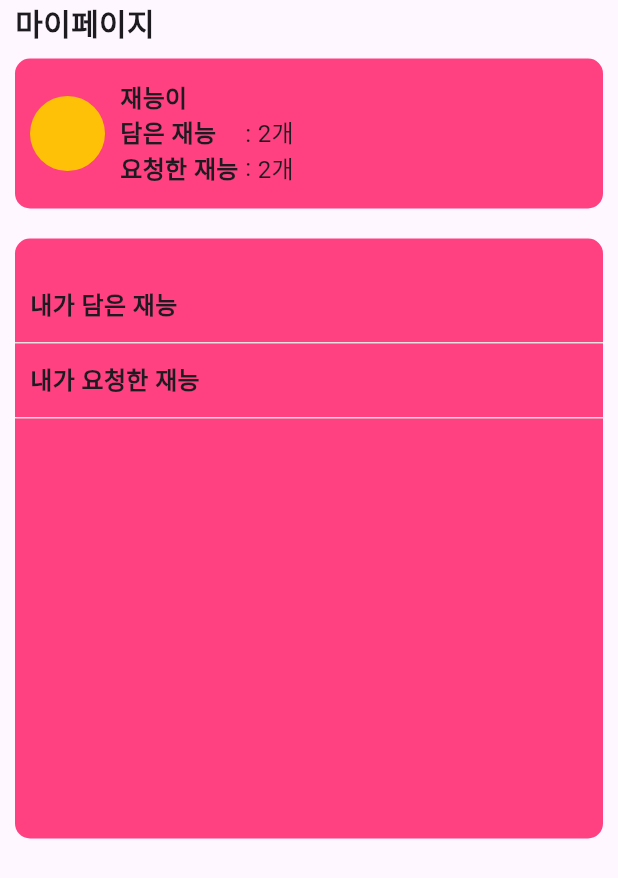
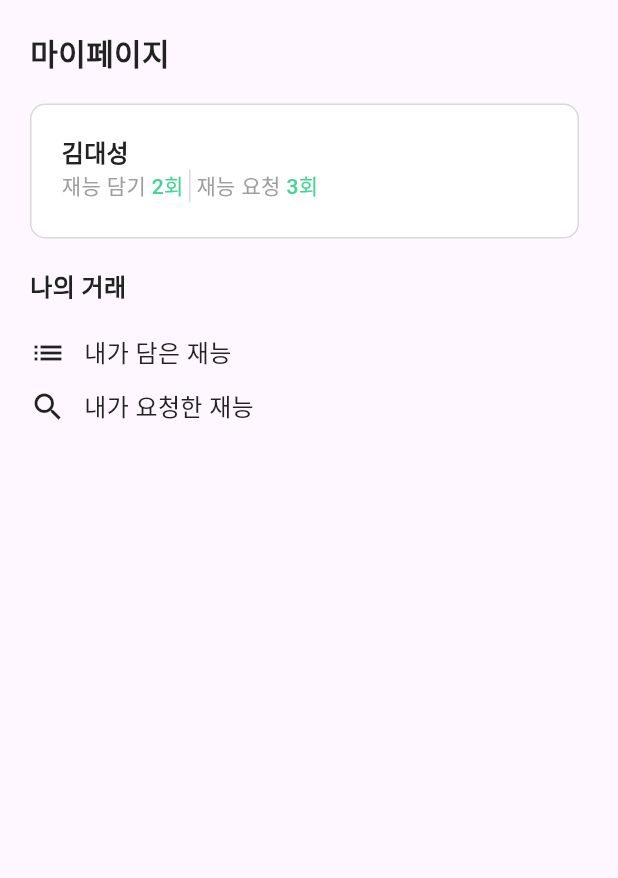
Before and after one commit to hyewonShin/help-me, a Flutter app: the MypageScreen screen opened directly, on a phone screen of 412 x 824 dp. Shown: the top 878 px of the screen. Run offline on Flutter 3.47's test engine with Material 3 defaults, Android fonts, the phone set to English and light mode, and no system bars; Roboto replaces fonts that are missing (Pretendard).

Commit message:
feat: figma 버젼 UI 적용

```diff
--- a/lib/screens/mypage/mypage_screen.dart
+++ b/lib/screens/mypage/mypage_screen.dart
@@ -1,153 +1,150 @@
 import 'package:flutter/material.dart';
 import 'package:help_me/screens/mypage/mypage_ask_list.dart';
 import 'package:help_me/screens/mypage/mypage_give_list.dart';
+import 'dart:convert';
 
 class MypageScreen extends StatelessWidget {
   const MypageScreen({super.key});
 
   @override
   Widget build(BuildContext context) {
-    return Column(
+    return Scaffold(
+        body: Padding(
+      padding: const EdgeInsets.all(20.0),
+      child: Column(
+        crossAxisAlignment: CrossAxisAlignment.start,
         children: [
-        Align(
-          alignment: Alignment.centerLeft,
-          child: Padding(
-            padding: const EdgeInsets.only(left: 10),
-            child: Text('마이페이지',
-                style: TextStyle(fontSize: 20, fontWeight: FontWeight.bold)),
+          Text('마이페이지',
+              style: TextStyle(
+                color: Color(0xFF222222),
+                fontSize: 20,
+                fontWeight: FontWeight.w700,
+              )),
+          SizedBox(
+            height: 20,
+          ),
+          Container(
+            width: 366,
+            height: 90,
+            decoration: ShapeDecoration(
+              color: Colors.white,
+              shape: RoundedRectangleBorder(
+                side: BorderSide(width: 1, color: Color(0xFFD9D9D9)),
+                borderRadius: BorderRadius.circular(10),
               ),
             ),
-        Padding(
-          padding: const EdgeInsets.all(10.0),
-          child: Container(
-            height: 100,
-            decoration: BoxDecoration(
-                color: Colors.pinkAccent,
-                borderRadius: BorderRadius.circular(10)),
-            child: Row(
-              children: [
-                Padding(
-                  padding: const EdgeInsets.all(10.0),
-                  child: Container(
-                    height: 50,
-                    width: 50,
-                    decoration: BoxDecoration(
-                        color: Colors.amber,
-                        borderRadius: BorderRadius.circular(25)),
-                  ),
-                ),
-                Column(
-                  mainAxisAlignment: MainAxisAlignment.center,
+            child: Padding(
+              padding: const EdgeInsets.all(20.0),
+              child: Column(
                 crossAxisAlignment: CrossAxisAlignment.start,
                 children: [
-                    Text(
-                      '재능이',
-                      style:
-                          TextStyle(fontSize: 16, fontWeight: FontWeight.bold),
-                    ),
+                  Text('김대성',
+                      style: TextStyle(
+                        color: Color(0xFF222222),
+                        fontSize: 16,
+                        fontFamily: 'Pretendard',
+                        fontWeight: FontWeight.w700,
+                      )),
                   Row(
                     children: [
-                        const Column(
-                          crossAxisAlignment: CrossAxisAlignment.start,
-                          children: [
-                            Text('담은 재능',
+                      Text('재능 담기',
                           style: TextStyle(
-                                    fontSize: 16, fontWeight: FontWeight.bold)),
-                            Text('요청한 재능',
+                            color: Color(0xFF9E9E9E),
+                            fontSize: 14,
+                            fontWeight: FontWeight.w500,
+                          )),
+                      Text(' 2회 ',
                           style: TextStyle(
-                                    fontSize: 16, fontWeight: FontWeight.bold))
-                          ],
-                        ),
-                        const Column(
-                          crossAxisAlignment: CrossAxisAlignment.start,
-                          children: [
-                            Text(' : ',
+                            color: Color(0xFF44D596),
+                            fontSize: 14,
+                            fontWeight: FontWeight.w500,
+                          )),
+                      Container(
+                          width: 1,
+                          height: 22,
+                          decoration: BoxDecoration(color: Color(0xFFD9D9D9))),
+                      Text(' 재능 요청',
                           style: TextStyle(
-                                  fontSize: 16,
+                            color: Color(0xFF9E9E9E),
+                            fontSize: 14,
+                            fontWeight: FontWeight.w500,
                           )),
-                            Text(' : ',
+                      Text(' 3회 ',
                           style: TextStyle(
-                                  fontSize: 16,
-                                ))
-                          ],
-                        ),
-                        Column(
-                          children: [
-                            Text('2개',
-                                style: TextStyle(
-                                  fontSize: 16,
+                            color: Color(0xFF44D596),
+                            fontSize: 14,
+                            fontWeight: FontWeight.w500,
                           )),
-                            Text('2개',
-                                style: TextStyle(
-                                  fontSize: 16,
-                                ))
-                          ],
-                        )
-                      ],
-                    )
                     ],
                   )
                 ],
               ),
             ),
           ),
-        Padding(
-          padding: const EdgeInsets.all(10.0),
-          child: Container(
-            height: 400,
-            width: double.infinity,
-            decoration: BoxDecoration(
-                color: Colors.pinkAccent,
-                borderRadius: BorderRadius.circular(10)),
-            child: Column(
-              children: [
-                const SizedBox(
+          SizedBox(
+            height: 20,
+          ),
+          Text(
+            '나의 거래',
+            style: TextStyle(
+              color: Color(0xFF222222),
+              fontSize: 16,
+              fontFamily: 'Pretendard',
+              fontWeight: FontWeight.w700,
+            ),
+          ),
+          SizedBox(
             height: 20,
           ),
           GestureDetector(
             onTap: () {
-                      Navigator.push(context,
-                          MaterialPageRoute(builder: (context) {
+              Navigator.push(context, MaterialPageRoute(builder: (context) {
                 return MypageGiveList();
               }));
             },
-                    child: myPageListContainerUi('내가 담은 재능')),
+            child: Row(
+              children: [
+                Icon(Icons.list),
+                SizedBox(
+                  width: 12,
+                ),
+                Text('내가 담은 재능',
+                    style: TextStyle(
+                      color: Color(0xFF222222),
+                      fontSize: 16,
+                      fontFamily: 'Pretendard',
+                      fontWeight: FontWeight.w500,
+                    ))
+              ],
+            ),
+          ),
+          SizedBox(
+            height: 12,
+          ),
           GestureDetector(
             onTap: () {
-                      Navigator.push(context,
-                          MaterialPageRoute(builder: (context) {
+              Navigator.push(context, MaterialPageRoute(builder: (context) {
                 return MypageAskList();
               }));
             },
-                    child: myPageListContainerUi('내가 요청한 재능'))
+            child: Row(
+              children: [
+                Icon(Icons.search),
+                SizedBox(
+                  width: 12,
+                ),
+                Text('내가 요청한 재능',
+                    style: TextStyle(
+                      color: Color(0xFF222222),
+                      fontSize: 16,
+                      fontFamily: 'Pretendard',
+                      fontWeight: FontWeight.w500,
+                    ))
               ],
-            ),
             ),
           )
         ],
-    );
-  }
-
-  Container myPageListContainerUi(String title) {
-    return Container(
-      height: 50,
-      width: double.infinity,
-      decoration: BoxDecoration(
-          border: Border(
-        bottom: BorderSide(
-          // 밑변에 선 추가
-          color: Colors.grey[300]!,
-          width: 1, // 선의 두께
       ),
-      )),
-      child: Align(
-        alignment: Alignment.centerLeft,
-        child: Padding(
-          padding: const EdgeInsets.only(left: 10),
-          child: Text(title,
-              style: TextStyle(fontSize: 16, fontWeight: FontWeight.bold)),
-        ),
-      ),
-    );
+    ));
   }
 }
```
Also changed, not shown: lib/screens/mypage/mypage_give_list.dart (+89 -44 lines). Lines whose indentation alone changed are shown as unchanged.
